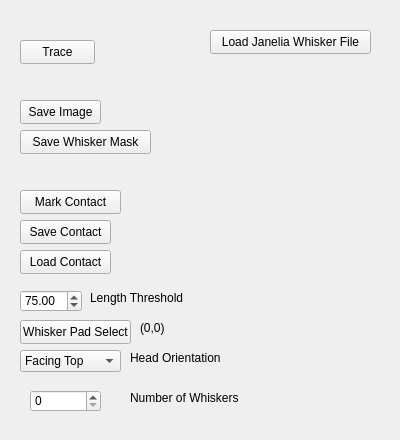
The window that src/WhiskerToolbox/Whisker_Widget/Whisker_Widget.ui (paulmthompson/WhiskerToolbox) describes before a commit, drawn with Qt 5.
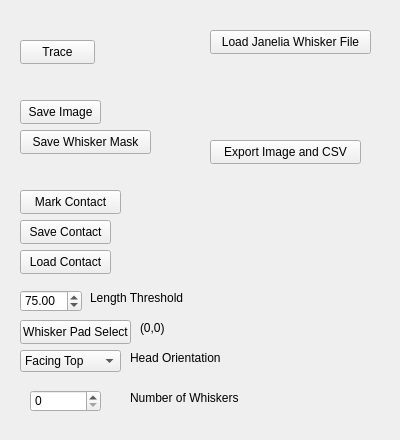
The same window after the commit.

Commit message: can save images and csv file of whiskers

Patch:
```diff
--- a/src/WhiskerToolbox/Whisker_Widget/Whisker_Widget.ui
+++ b/src/WhiskerToolbox/Whisker_Widget/Whisker_Widget.ui
@@ -234,6 +234,19 @@
     <number>0</number>
    </property>
   </widget>
+  <widget class="QPushButton" name="export_image_csv">
+   <property name="geometry">
+    <rect>
+     <x>210</x>
+     <y>140</y>
+     <width>151</width>
+     <height>24</height>
+    </rect>
+   </property>
+   <property name="text">
+    <string>Export Image and CSV</string>
+   </property>
+  </widget>
  </widget>
  <resources/>
  <connections/>
```
The commit also changes 2 other files.
